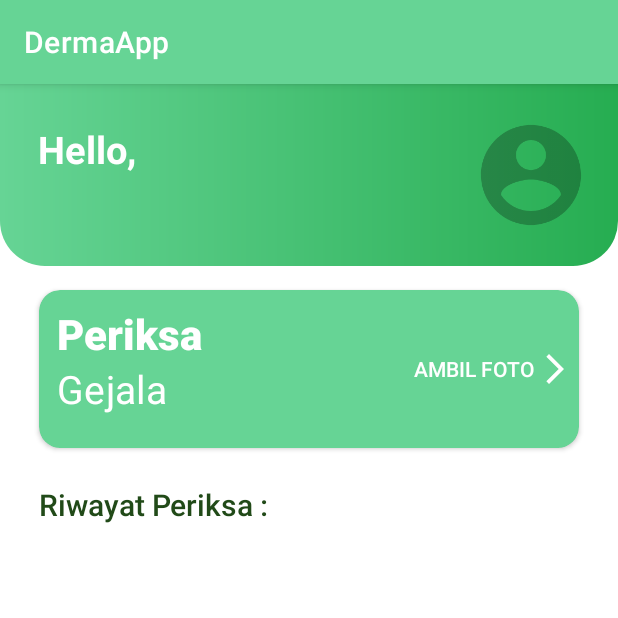
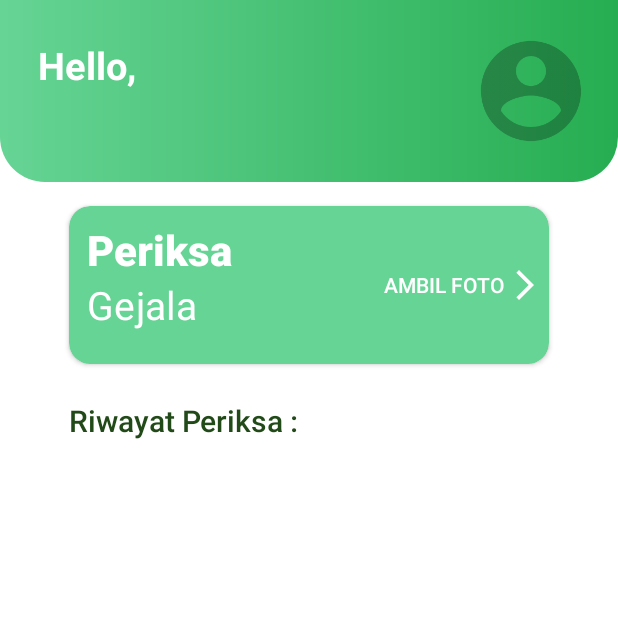
Before and after one commit to IkhwanNovertino/capstone-project-bangkit, an Android app: the HomeActivity screen opened directly, with no data from a screen before it, on a phone screen of 412 x 824 dp, the top half of it. Run offline under Robolectric (Android 15) with nearby library versions, the phone set to English and light mode, and no system bars; our stand-ins replace CircleImageView, Firebase (no records; nobody signed in at launch, a user with empty details on screens opened directly); pictures from the network do not load.

Commit message:
edit code in home screen

```diff
--- a/DermaApp/app/src/main/java/com/bangkit/dermaapp/HomeActivity.kt
+++ b/DermaApp/app/src/main/java/com/bangkit/dermaapp/HomeActivity.kt
@@ -15,6 +15,8 @@ class HomeActivity : AppCompatActivity() {
         super.onCreate(savedInstanceState)
         binding = ActivityHomeBinding.inflate(layoutInflater)
         setContentView(binding.root)
+
+        supportActionBar?.hide()
 
         firebaseAuth = FirebaseAuth.getInstance()
 
--- a/DermaApp/app/src/main/res/layout/activity_home.xml
+++ b/DermaApp/app/src/main/res/layout/activity_home.xml
@@ -55,7 +55,7 @@
 
     <androidx.cardview.widget.CardView
         android:id="@+id/cardView"
-        android:layout_width="360dp"
+        android:layout_width="320dp"
         android:layout_height="105dp"
         android:layout_marginStart="8dp"
         android:layout_marginTop="16dp"
```
